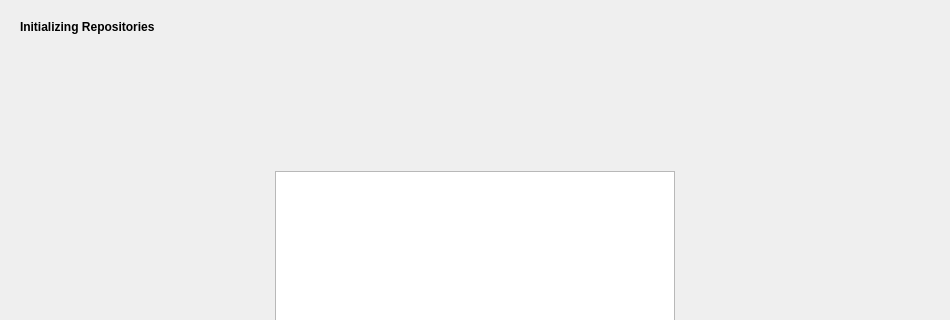
shundhammer/yqpkg, file src/init-repos-page.ui: the form before one commit; both pictures show x 0 to 950 and y 0 to 320 of the 950 by 750 pixel window.
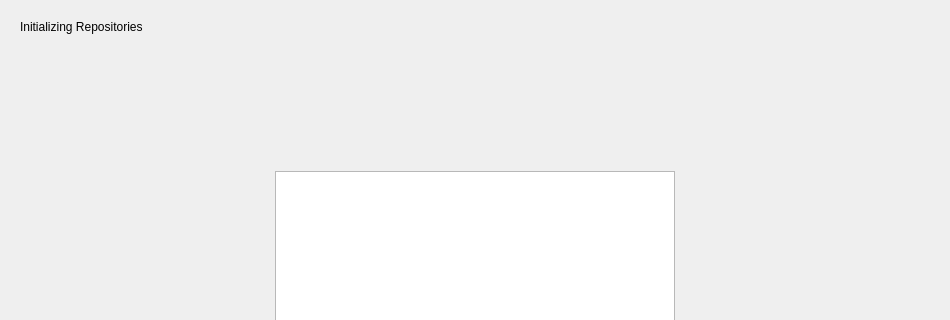
The form after the commit. Icons and pictures are not drawn.

Commit message: Use a dedicated heading font

Diff of the .ui file:
```diff
--- a/src/init-repos-page.ui
+++ b/src/init-repos-page.ui
@@ -33,7 +33,10 @@
    <item>
     <widget class="QLabel" name="headingLabel">
      <property name="text">
-      <string>&lt;html&gt;&lt;head/&gt;&lt;body&gt;&lt;p&gt;&lt;span style=&quot; font-weight:600;&quot;&gt;Initializing Repositories&lt;/span&gt;&lt;/p&gt;&lt;/body&gt;&lt;/html&gt;</string>
+      <string>Initializing Repositories</string>
+     </property>
+     <property name="textFormat">
+      <enum>Qt::AutoText</enum>
      </property>
     </widget>
    </item>
```
The commit also changes 10 other files.
